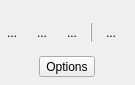
This is src/widgets/geometrywidget_ui.ui in KDE/kdenlive as Qt 5 draws it before an edit. The edited form follows.
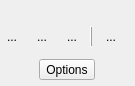
This is the edited form.

Commit message: Small improvements to composite transition keyframes ui

```diff
--- a/src/widgets/geometrywidget_ui.ui
+++ b/src/widgets/geometrywidget_ui.ui
@@ -6,8 +6,8 @@
    <rect>
     <x>0</x>
     <y>0</y>
-    <width>133</width>
-    <height>85</height>
+    <width>129</width>
+    <height>86</height>
    </rect>
   </property>
   <layout class="QGridLayout" name="gridLayout_3">
@@ -77,13 +77,13 @@
         <property name="minimumSize">
          <size>
           <width>0</width>
-          <height>16</height>
+          <height>20</height>
          </size>
         </property>
         <property name="maximumSize">
          <size>
           <width>16777215</width>
-          <height>16</height>
+          <height>20</height>
          </size>
         </property>
        </widget>
```
The commit also changes 1 other file.
